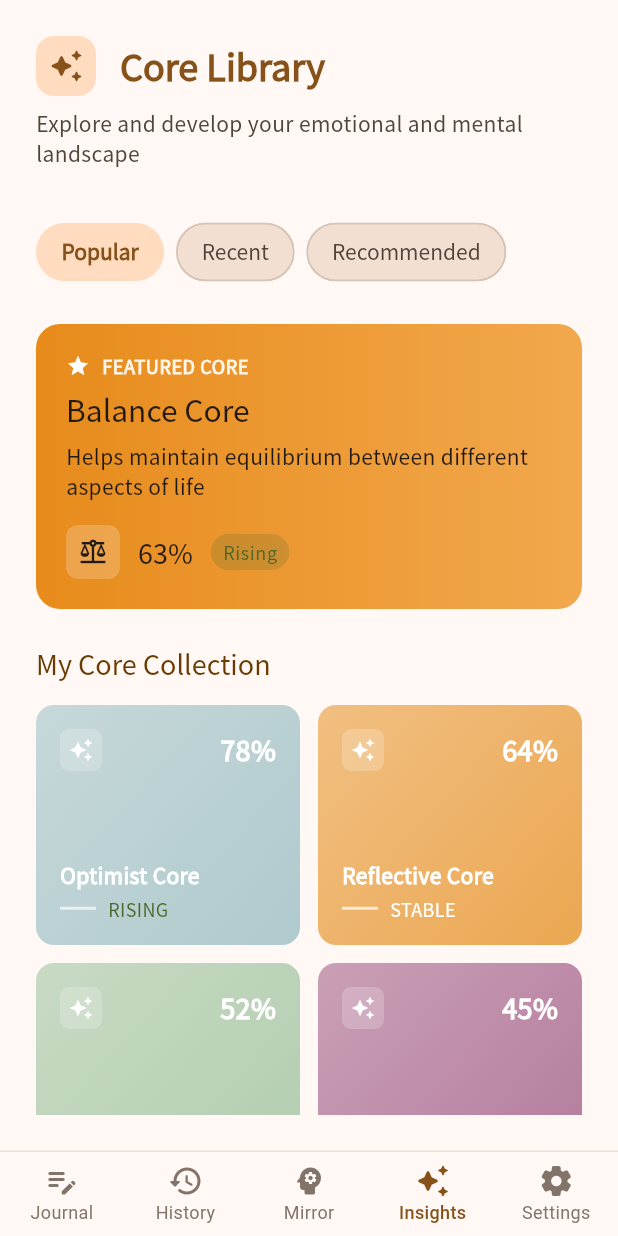
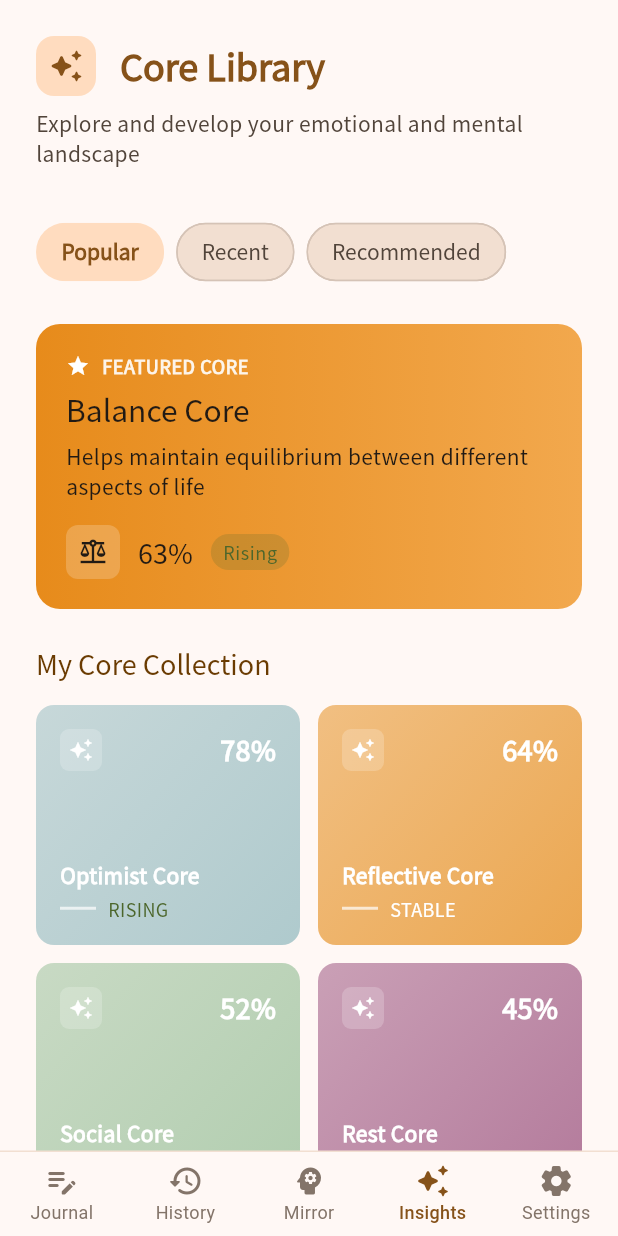
Before and after one commit to mikedesigns-nvisia/spiral_journal_flutter, a Flutter app: the screen it shows after launch, item 4 of the bottom bar chosen, on a phone screen of 412 x 824 dp. Run offline on Flutter 3.47's test engine with Material 3 defaults, Android fonts, the phone set to English and light mode, and no system bars; our stand-ins replace google_fonts; Roboto replaces fonts that are missing (NotoSansJP).

Commit message:
🔧 Fix: Add proper scrolling to all screens
✅ Improvements:
- Added SingleChildScrollView to all screens
- Fixed overflow issues on content-heavy screens
- Added proper bottom padding for navigation
- Converted Expanded GridView to shrinkWrap
- Maintained static bottom navigation across all screens

📱 Affected screens:
- Journal History: Now scrollable with proper layout
- Emotional Mirror: Content scrolls smoothly
- Core Library: Fixed GridView scroll conflicts
- Settings: Proper vertical scrolling

🎯 Result: Perfect responsive behavior on all screen sizes

```diff
--- a/lib/screens/core_library_screen.dart
+++ b/lib/screens/core_library_screen.dart
@@ -9,7 +9,7 @@ class CoreLibraryScreen extends StatelessWidget {
     return Scaffold(
       backgroundColor: AppTheme.backgroundPrimary,
       body: SafeArea(
-        child: Padding(
+        child: SingleChildScrollView(
           padding: const EdgeInsets.all(24.0),
           child: Column(
             crossAxisAlignment: CrossAxisAlignment.start,
@@ -157,12 +157,13 @@ class CoreLibraryScreen extends StatelessWidget {
               const SizedBox(height: 16),
 
               // Core Grid
-              Expanded(
-                child: GridView.count(
+              GridView.count(
                 crossAxisCount: 2,
                 crossAxisSpacing: 12,
                 mainAxisSpacing: 12,
                 childAspectRatio: 1.1,
+                shrinkWrap: true,
+                physics: const NeverScrollableScrollPhysics(),
                 children: [
                   _buildCoreCard('Optimist Core', '78%', 'rising', AppTheme.coreOptimist),
                   _buildCoreCard('Reflective Core', '64%', 'stable', AppTheme.coreReflective),
@@ -170,7 +171,8 @@ class CoreLibraryScreen extends StatelessWidget {
                   _buildCoreCard('Rest Core', '45%', 'declining', AppTheme.coreRest),
                 ],
               ),
-              ),
+
+              const SizedBox(height: 100), // Extra space for bottom navigation
             ],
           ),
         ),
--- a/lib/screens/emotional_mirror_screen.dart
+++ b/lib/screens/emotional_mirror_screen.dart
@@ -9,7 +9,7 @@ class EmotionalMirrorScreen extends StatelessWidget {
     return Scaffold(
       backgroundColor: AppTheme.backgroundPrimary,
       body: SafeArea(
-        child: Padding(
+        child: SingleChildScrollView(
           padding: const EdgeInsets.all(24.0),
           child: Column(
             crossAxisAlignment: CrossAxisAlignment.start,
@@ -140,6 +140,8 @@ class EmotionalMirrorScreen extends StatelessWidget {
                   ),
                 ),
               ),
+
+              const SizedBox(height: 100), // Extra space for bottom navigation
             ],
           ),
         ),
--- a/lib/screens/journal_history_screen.dart
+++ b/lib/screens/journal_history_screen.dart
@@ -9,7 +9,7 @@ class JournalHistoryScreen extends StatelessWidget {
     return Scaffold(
       backgroundColor: AppTheme.backgroundPrimary,
       body: SafeArea(
-        child: Padding(
+        child: SingleChildScrollView(
           padding: const EdgeInsets.all(24.0),
           child: Column(
             crossAxisAlignment: CrossAxisAlignment.start,
@@ -149,6 +149,8 @@ class JournalHistoryScreen extends StatelessWidget {
                   ),
                 ),
               ),
+
+              const SizedBox(height: 100), // Extra space for bottom navigation
             ],
           ),
         ),
--- a/lib/screens/settings_screen.dart
+++ b/lib/screens/settings_screen.dart
@@ -9,7 +9,7 @@ class SettingsScreen extends StatelessWidget {
     return Scaffold(
       backgroundColor: AppTheme.backgroundPrimary,
       body: SafeArea(
-        child: Padding(
+        child: SingleChildScrollView(
           padding: const EdgeInsets.all(24.0),
           child: Column(
             crossAxisAlignment: CrossAxisAlignment.start,
@@ -69,7 +69,7 @@ class SettingsScreen extends StatelessWidget {
                 ],
               ),
 
-              const Spacer(),
+              const SizedBox(height: 40),
 
               // App Version
               Center(
@@ -80,6 +80,8 @@ class SettingsScreen extends StatelessWidget {
                   ),
                 ),
               ),
+
+              const SizedBox(height: 100), // Extra space for bottom navigation
             ],
           ),
         ),
```
Lines whose indentation alone changed are shown as unchanged.
